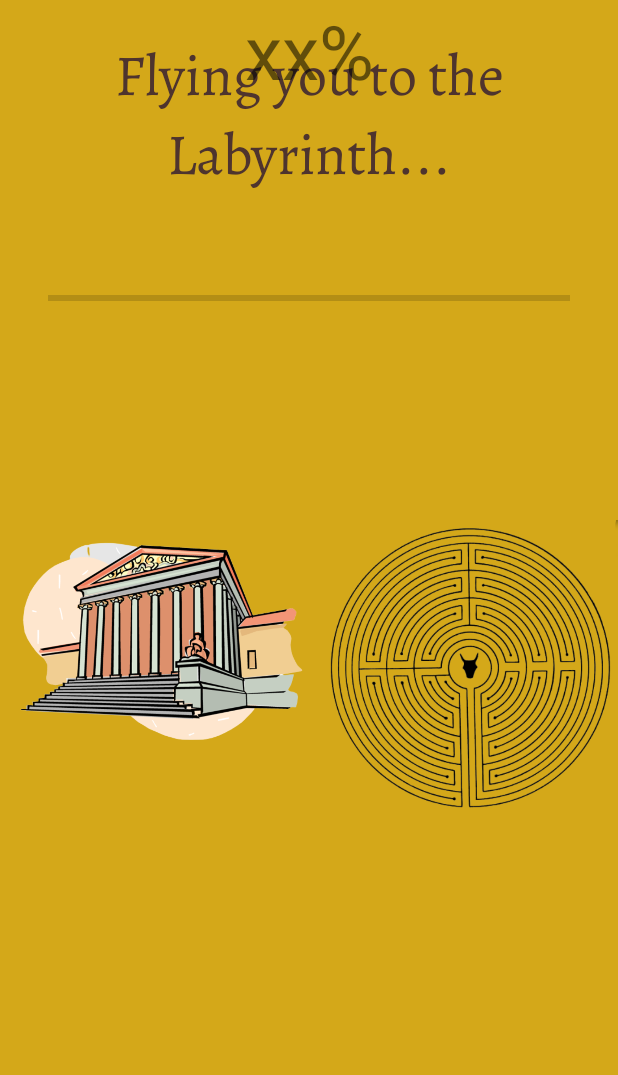
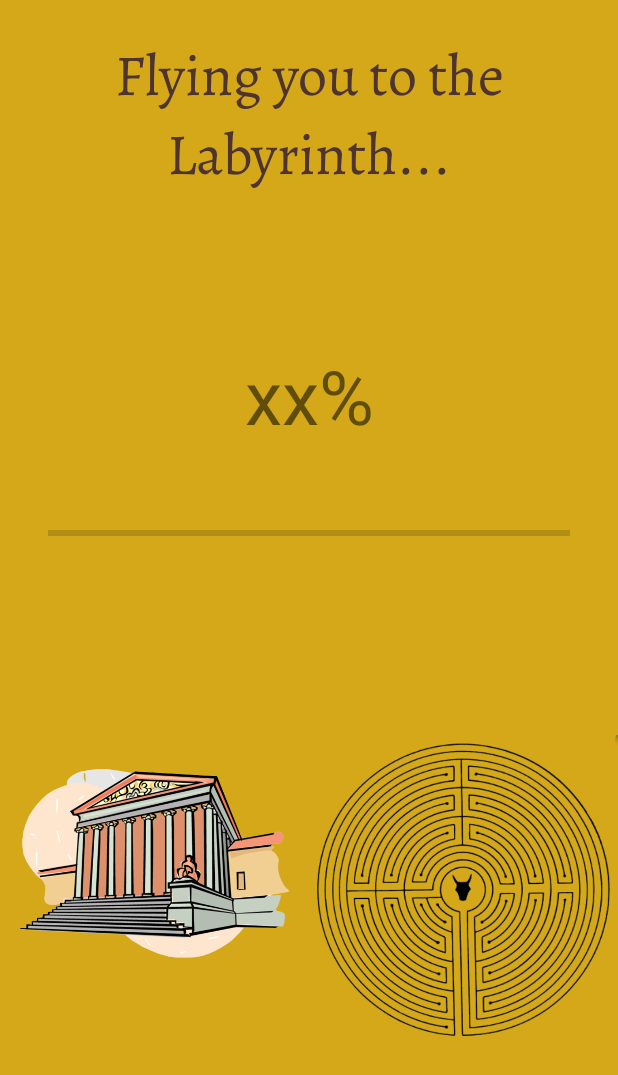
Before and after one commit to svoboda173/AMazeByEliSvoboda, an Android app: the layout activity_generating.xml on its own in the app's theme, with its tools: preview values and no code run, on a phone screen of 412 x 824 dp. Shown: the top 1075 px of the screen. Run offline under Robolectric (Android 15) with nearby library versions, the light colour scheme and no system bars.

Commit message:
All Five Activity UIs implemented!

```diff
--- a/app/src/main/res/layout/activity_generating.xml
+++ b/app/src/main/res/layout/activity_generating.xml
@@ -2,8 +2,8 @@
 <androidx.constraintlayout.widget.ConstraintLayout xmlns:android="http://schemas.android.com/apk/res/android"
     xmlns:app="http://schemas.android.com/apk/res-auto"
     xmlns:tools="http://schemas.android.com/tools"
-    android:layout_width="wrap_content"
-    android:layout_height="wrap_content"
+    android:layout_width="match_parent"
+    android:layout_height="match_parent"
     android:background="#d4a819"
     tools:context=".gui.GeneratingActivity">
 
@@ -22,31 +22,30 @@
         app:layout_constraintStart_toStartOf="parent"
         app:layout_constraintTop_toTopOf="parent" />
 
+    <TextView
+        android:id="@+id/progressGenerating"
+        android:layout_width="wrap_content"
+        android:layout_height="wrap_content"
+        android:layout_marginTop="100dp"
+        android:layout_weight="1"
+        android:text="xx%"
+        android:textSize="50sp"
+        app:autoSizeTextType="uniform"
+        app:layout_constraintEnd_toEndOf="parent"
+        app:layout_constraintStart_toStartOf="parent"
+        app:layout_constraintTop_toBottomOf="@+id/titleMessage" />
+
     <ProgressBar
         android:id="@+id/progressBar"
         style="?android:attr/progressBarStyleHorizontal"
         android:layout_width="0dp"
         android:layout_height="wrap_content"
         android:layout_marginStart="32dp"
-        android:layout_marginTop="150dp"
+        android:layout_marginTop="50dp"
         android:layout_marginEnd="32dp"
-        android:layout_marginBottom="100dp"
-        app:layout_constraintBottom_toTopOf="@+id/linearLayout"
         app:layout_constraintEnd_toEndOf="parent"
         app:layout_constraintStart_toStartOf="parent"
-        app:layout_constraintTop_toBottomOf="@+id/titleMessage" />
-
-    <TextView
-        android:id="@+id/progressGenerating"
-        android:layout_width="wrap_content"
-        android:layout_height="wrap_content"
-        android:layout_weight="1"
-        android:text="xx%"
-        android:textSize="50sp"
-        app:autoSizeTextType="uniform"
-        app:layout_constraintEnd_toEndOf="parent"
-        app:layout_constraintStart_toStartOf="parent"
-        tools:layout_editor_absoluteY="348dp" />
+        app:layout_constraintTop_toBottomOf="@+id/progressGenerating" />
 
     <LinearLayout
         android:id="@+id/linearLayout"
@@ -56,18 +55,18 @@
         app:layout_constraintBottom_toBottomOf="parent"
         app:layout_constraintEnd_toEndOf="parent"
         app:layout_constraintStart_toStartOf="parent"
-        app:layout_constraintTop_toBottomOf="@+id/progressGenerating">
+        app:layout_constraintTop_toBottomOf="@+id/progressBar">
 
         <ImageView
             android:id="@+id/greece"
-            android:layout_width="218dp"
+            android:layout_width="150sp"
             android:layout_height="wrap_content"
             android:layout_weight="1"
             app:srcCompat="@drawable/greece" />
 
         <ImageView
             android:id="@+id/labyrinth"
-            android:layout_width="200sp"
+            android:layout_width="150sp"
             android:layout_height="wrap_content"
             android:layout_weight="1"
             app:srcCompat="@drawable/laybrinth" />
```
Also changed, not shown: app/src/main/res/layout/activity_finish.xml (+68 -0 lines), app/src/main/res/layout/activity_play_animation.xml (+84 -0 lines), app/src/main/res/drawable-v24/success2.jpg (added).
